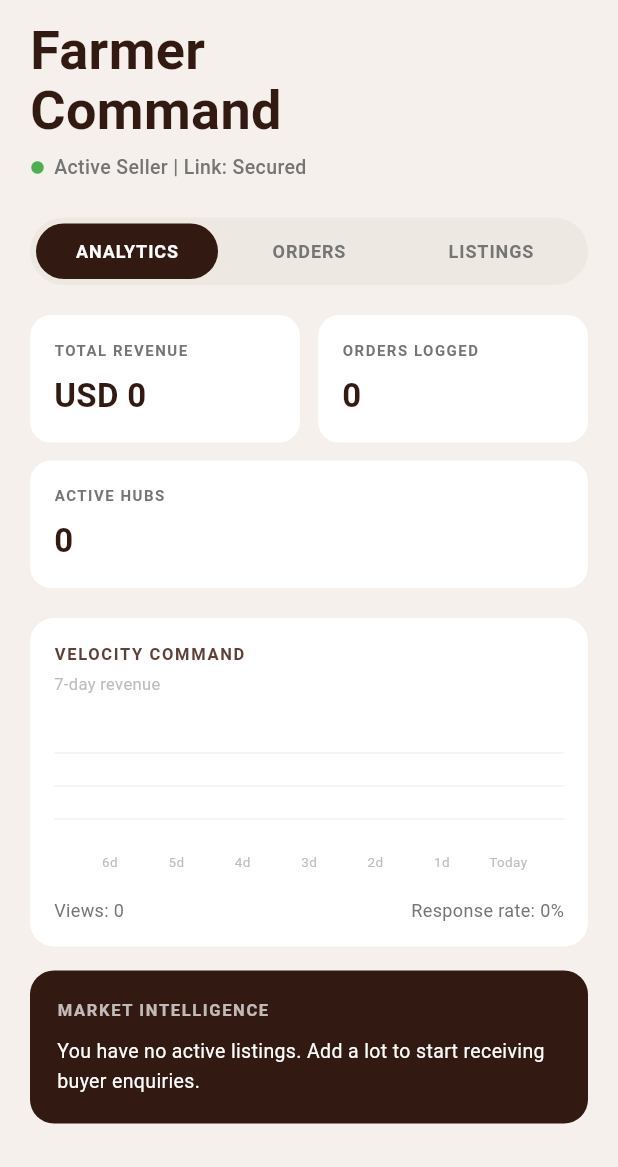
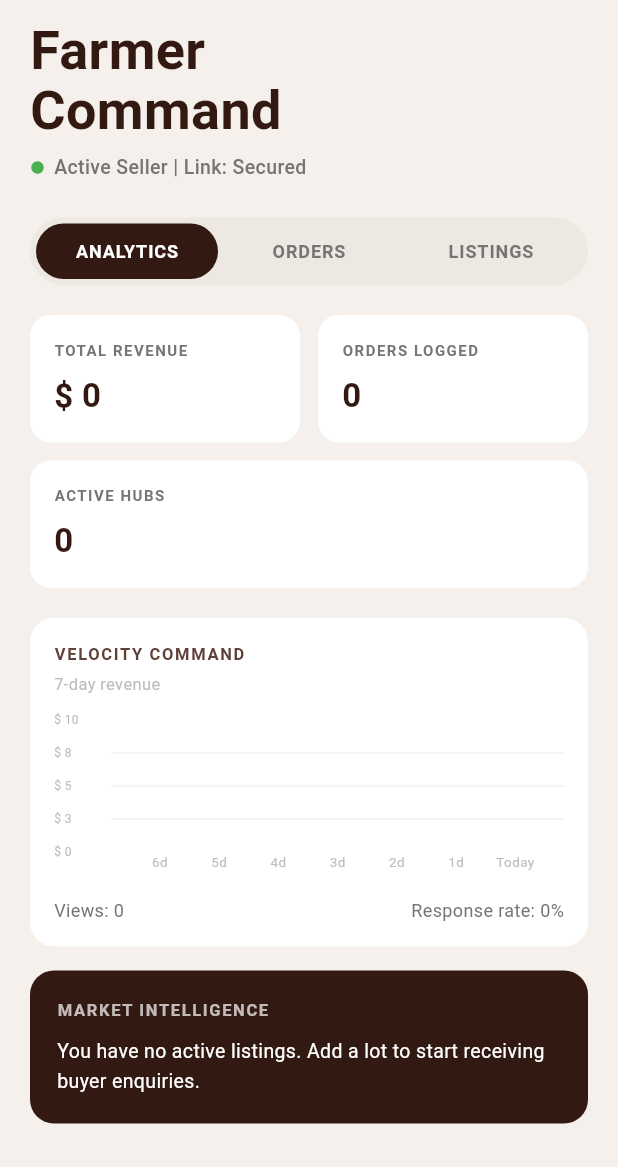
Before and after one commit to Elvis-Kayonga/Brewmaster_Group40, a Flutter app: the FarmerDashboardScreen screen opened by its route, on a phone screen of 412 x 824 dp, the part 69-1236 px from its top. Run offline on Flutter 3.47's test engine with Material 3 defaults, Android fonts, the phone set to English and light mode, and no system bars; drawn by our look-alikes of fl_chart; our stand-ins replace cloud_firestore, connectivity_plus, equatable, firebase_auth, firebase_core, firebase_messaging and 5 more; accounts and stored records are empty.

Commit message:
feat(payments,currency): add Flutterwave link flow and currency formatting

```diff
--- /dev/null
+++ b/lib/core/utils/currency_utils.dart
@@ -0,0 +1,45 @@
+import 'package:intl/intl.dart';
+
+class CurrencyUtils {
+  static String codeFromCountry(String? country) {
+    switch (country) {
+      case 'Kenya':
+        return 'KES';
+      case 'Rwanda':
+        return 'RWF';
+      case 'Uganda':
+        return 'UGX';
+      case 'Tanzania':
+        return 'TZS';
+      case 'Ethiopia':
+        return 'ETB';
+      case 'Burundi':
+        return 'BIF';
+      default:
+        return 'USD';
+    }
+  }
+
+  static String symbolFromCode(String code) {
+    switch (code.toUpperCase()) {
+      case 'KES':
+        return 'KSh';
+      case 'UGX':
+        return 'USh';
+      case 'TZS':
+        return 'TSh';
+      case 'RWF':
+        return 'RWF';
+      case 'USD':
+        return r'$';
+      default:
+        return code.toUpperCase();
+    }
+  }
+
+  static String format(double amount, String code) {
+    final normalizedCode = code.toUpperCase();
+    final formatted = NumberFormat('#,##0.00').format(amount);
+    return '${symbolFromCode(normalizedCode)} $formatted';
+  }
+}
--- a/lib/domain/repositories/payment_repository.dart
+++ b/lib/domain/repositories/payment_repository.dart
@@ -10,6 +10,7 @@ abstract class PaymentRepository {
     required String farmerId,
     required String listingId,
     required double amount,
+    String currency = 'USD',
     required PaymentMethod paymentMethod,
   });
 
--- a/lib/presentation/blocs/payment/payment_bloc.dart
+++ b/lib/presentation/blocs/payment/payment_bloc.dart
@@ -41,9 +41,11 @@ class PaymentBloc extends Bloc<PaymentEvent, PaymentState> {
         farmerId: event.farmerId,
         listingId: event.listingId,
         amount: event.amount,
+        currency: event.currency,
         paymentMethod: event.paymentMethod,
       );
-      emit(PaymentTransactionCreated(tx));
+      final processed = await _paymentRepository.processPayment(tx.id);
+      emit(PaymentProcessed(processed));
     } catch (e) {
       emit(PaymentFailure(e.toString()));
     }
--- a/lib/presentation/blocs/payment/payment_event.dart
+++ b/lib/presentation/blocs/payment/payment_event.dart
@@ -12,6 +12,7 @@ class PaymentInitiateRequested extends PaymentEvent {
   final String farmerId;
   final String listingId;
   final double amount;
+  final String currency;
   final PaymentMethod paymentMethod;
 
   const PaymentInitiateRequested({
@@ -19,12 +20,13 @@ class PaymentInitiateRequested extends PaymentEvent {
     required this.farmerId,
     required this.listingId,
     required this.amount,
+    this.currency = 'USD',
     required this.paymentMethod,
   });
 
   @override
   List<Object?> get props =>
-      [buyerId, farmerId, listingId, amount, paymentMethod];
+      [buyerId, farmerId, listingId, amount, currency, paymentMethod];
 }
 
 class PaymentProcessRequested extends PaymentEvent {
--- a/lib/presentation/screens/dashboard/farmer_dashboard_screen.dart
+++ b/lib/presentation/screens/dashboard/farmer_dashboard_screen.dart
@@ -2,6 +2,7 @@ import 'package:fl_chart/fl_chart.dart';
 import 'package:flutter/material.dart';
 import 'package:flutter_bloc/flutter_bloc.dart';
 
+import '../../../core/utils/currency_utils.dart';
 import '../../../config/theme.dart';
 import '../../../domain/models/coffee_listing.dart';
 import '../../../domain/models/enums.dart';
@@ -18,18 +19,6 @@ import '../../widgets/listing/listing_card.dart';
 import '../listings/listing_detail_screen.dart';
 import '../listings/listing_form_screen.dart';
 import '../payments/transaction_detail_screen.dart';
-
-String _currencySymbol(String? country) {
-  switch (country) {
-    case 'Kenya':     return 'KSh';
-    case 'Ethiopia':  return 'ETB';
-    case 'Uganda':    return 'USh';
-    case 'Tanzania':  return 'TSh';
-    case 'Rwanda':    return 'RWF';
-    case 'Burundi':   return 'BIF';
-    default:          return 'USD';
-  }
-}
 
 /// Dashboard screen for farmers — Farmer Command design.
 ///
@@ -268,10 +257,10 @@ class _AnalyticsTab extends StatelessWidget {
   @override
   Widget build(BuildContext context) {
     final authState = context.read<AuthBloc>().state;
-    final country = authState is AuthAuthenticated
-        ? authState.profile.country
-        : null;
-    final symbol = _currencySymbol(country);
+    final profile = authState is AuthAuthenticated ? authState.profile : null;
+    final symbol = CurrencyUtils.symbolFromCode(
+      CurrencyUtils.codeFromCountry(profile?.country),
+    );
 
     return Column(
       crossAxisAlignment: CrossAxisAlignment.start,
@@ -333,7 +322,10 @@ class _AnalyticsTab extends StatelessWidget {
               const SizedBox(height: 16),
               SizedBox(
                 height: 110,
-                child: _RevenueBarChart(dailyRevenue: dashboard.dailyRevenue),
+                child: _RevenueBarChart(
+                  dailyRevenue: dashboard.dailyRevenue,
+                  currencySymbol: symbol,
+                ),
               ),
               const SizedBox(height: 8),
               Row(
@@ -412,7 +404,22 @@ class _OrdersTabState extends State<_OrdersTab> {
 
   @override
   Widget build(BuildContext context) {
-    return BlocBuilder<PaymentBloc, PaymentState>(
+    return BlocListener<PaymentBloc, PaymentState>(
+      listener: (context, state) {
+        if (state is PaymentActionSuccess) {
+          ScaffoldMessenger.of(context).showSnackBar(
+            const SnackBar(
+              content: Text('Delivery confirmed successfully.'),
+              backgroundColor: AppTheme.successColor,
+            ),
+          );
+          context
+              .read<DashboardBloc>()
+              .add(FarmerDashboardLoadRequested(widget.userId));
+          context.read<PaymentBloc>().add(PaymentHistoryRequested(widget.userId));
+        }
+      },
+      child: BlocBuilder<PaymentBloc, PaymentState>(
         buildWhen: (_, curr) =>
             curr is PaymentInitial ||
             curr is PaymentLoading ||
@@ -449,8 +456,7 @@ class _OrdersTabState extends State<_OrdersTab> {
 
           return Column(
             children: transactions.map((t) {
-            final shortId =
-                'ORD-${t.id.substring(0, 6).toUpperCase()}';
+              final shortId = 'ORD-${t.id.substring(0, 6).toUpperCase()}';
               return GestureDetector(
                 onTap: () => Navigator.of(context).push(
                   MaterialPageRoute(
@@ -505,16 +511,38 @@ class _OrdersTabState extends State<_OrdersTab> {
                         ),
                       ),
                       Text(
-                      '\$${t.amount.toStringAsFixed(2)}',
+                        CurrencyUtils.format(t.amount, t.currency),
                         style: const TextStyle(
                           fontWeight: FontWeight.bold,
                           fontSize: 14,
                           color: AppTheme.primaryDark,
                         ),
                       ),
+                      if (t.status == TransactionStatus.fundsHeld) ...[
+                        const SizedBox(width: 8),
+                        ElevatedButton(
+                          onPressed: () => context
+                              .read<PaymentBloc>()
+                              .add(PaymentDeliveryConfirmed(t.id)),
+                          style: ElevatedButton.styleFrom(
+                            backgroundColor: AppTheme.primaryDark,
+                            padding: const EdgeInsets.symmetric(
+                              horizontal: 10,
+                              vertical: 8,
+                            ),
+                            minimumSize: Size.zero,
+                            tapTargetSize: MaterialTapTargetSize.shrinkWrap,
+                          ),
+                          child: const Text(
+                            'Confirm Delivery',
+                            style: TextStyle(fontSize: 11, color: Colors.white),
+                          ),
+                        ),
+                      ] else ...[
                         const SizedBox(width: 8),
                         const Icon(Icons.chevron_right,
                             color: AppTheme.textSecondary),
+                      ],
                     ],
                   ),
                 ),
@@ -522,6 +550,7 @@ class _OrdersTabState extends State<_OrdersTab> {
             }).toList(),
           );
         },
+      ),
     );
   }
 
@@ -801,9 +830,13 @@ class _MetricCard extends StatelessWidget {
 // ── Revenue bar chart ───────────────────────────────────────────────────────
 
 class _RevenueBarChart extends StatelessWidget {
-  const _RevenueBarChart({required this.dailyRevenue});
+  const _RevenueBarChart({
+    required this.dailyRevenue,
+    required this.currencySymbol,
+  });
 
   final List<double> dailyRevenue;
+  final String currencySymbol;
 
   @override
   Widget build(BuildContext context) {
@@ -825,8 +858,19 @@ class _RevenueBarChart extends StatelessWidget {
         ),
         borderData: FlBorderData(show: false),
         titlesData: FlTitlesData(
-          leftTitles: const AxisTitles(
-            sideTitles: SideTitles(showTitles: false),
+          leftTitles: AxisTitles(
+            sideTitles: SideTitles(
+              showTitles: true,
+              reservedSize: 38,
+              interval: effectiveMax / 4,
+              getTitlesWidget: (value, _) => Text(
+                '$currencySymbol ${value.toStringAsFixed(0)}',
+                style: const TextStyle(
+                  fontSize: 8,
+                  color: AppTheme.textHint,
+                ),
+              ),
+            ),
           ),
           rightTitles: const AxisTitles(
             sideTitles: SideTitles(showTitles: false),
--- a/lib/presentation/screens/payments/transaction_history_screen.dart
+++ b/lib/presentation/screens/payments/transaction_history_screen.dart
@@ -1,6 +1,7 @@
 import 'package:flutter/material.dart';
 import 'package:flutter_bloc/flutter_bloc.dart';
 import 'package:intl/intl.dart';
+import '../../../core/utils/currency_utils.dart';
 import '../../../config/theme.dart';
 import '../../../domain/models/escrow_transaction.dart' as models;
 import '../../widgets/common/profile_avatar_button.dart';
@@ -263,7 +264,7 @@ class _HeritageOrderCard extends StatelessWidget {
             ),
             const SizedBox(height: 4),
             Text(
-              'Batch · \$${transaction.amount.toStringAsFixed(2)}',
+              'Batch · ${CurrencyUtils.format(transaction.amount, transaction.currency)}',
               style: const TextStyle(fontSize: 13, color: Colors.white60),
             ),
             const SizedBox(height: 20),
--- a/lib/presentation/screens/saved_lots/saved_lots_screen.dart
+++ b/lib/presentation/screens/saved_lots/saved_lots_screen.dart
@@ -260,6 +260,7 @@ class _SavedLotTile extends StatelessWidget {
                                 buyerId: buyerId,
                                 amount:
                                     lot.pricePerKg * lot.availableQuantity,
+                                farmerCountry: lot.location,
                               ),
                             ),
                           );
--- a/lib/presentation/widgets/common/notification_bell_button.dart
+++ b/lib/presentation/widgets/common/notification_bell_button.dart
@@ -10,15 +10,8 @@ import '../../screens/notifications/notifications_screen.dart';
 class NotificationBellButton extends StatelessWidget {
   const NotificationBellButton({super.key});
 
-  @override
-  Widget build(BuildContext context) {
-    return BlocBuilder<NotificationBloc, NotificationState>(
-      builder: (context, state) {
-        final unread =
-            state is NotificationsLoaded ? state.unreadCount : 0;
-
-        return IconButton(
-          icon: Stack(
+  Widget _buildBellIcon(int unread) {
+    return Stack(
       clipBehavior: Clip.none,
       children: [
         const Icon(Icons.notifications_outlined,
@@ -33,8 +26,7 @@ class NotificationBellButton extends StatelessWidget {
                 color: Colors.red,
                 shape: BoxShape.circle,
               ),
-                    constraints:
-                        const BoxConstraints(minWidth: 16, minHeight: 16),
+              constraints: const BoxConstraints(minWidth: 16, minHeight: 16),
               child: Text(
                 unread > 99 ? '99+' : unread.toString(),
                 style: const TextStyle(
@@ -47,7 +39,30 @@ class NotificationBellButton extends StatelessWidget {
             ),
           ),
       ],
+    );
+  }
+
+  @override
+  Widget build(BuildContext context) {
+    final notificationBloc = context.read<NotificationBloc?>();
+    if (notificationBloc == null) {
+      return IconButton(
+        icon: _buildBellIcon(0),
+        onPressed: () => Navigator.of(context).push(
+          MaterialPageRoute(
+            builder: (_) => const NotificationsScreen(),
           ),
+        ),
+      );
+    }
+
+    return BlocBuilder<NotificationBloc, NotificationState>(
+      builder: (context, state) {
+        final unread =
+            state is NotificationsLoaded ? state.unreadCount : 0;
+
+        return IconButton(
+          icon: _buildBellIcon(unread),
           onPressed: () => Navigator.of(context).push(
             MaterialPageRoute(
               builder: (_) => const NotificationsScreen(),
--- a/lib/presentation/widgets/common/profile_avatar_button.dart
+++ b/lib/presentation/widgets/common/profile_avatar_button.dart
@@ -41,11 +41,12 @@ class ProfileAvatarButton extends StatelessWidget {
             final photoUrl = profile?.photoUrl;
 
             final isBuyer = profile?.role == UserRole.buyer;
+            final savedLotsBloc = context.read<SavedLotsBloc?>();
 
             return Row(
               mainAxisSize: MainAxisSize.min,
               children: [
-                if (isBuyer)
+                if (isBuyer && savedLotsBloc != null)
                   BlocBuilder<SavedLotsBloc, SavedLotsState>(
                     builder: (context, savedState) {
                       return IconButton(
--- a/pubspec.yaml
+++ b/pubspec.yaml
@@ -63,6 +63,7 @@ dependencies:
   provider: ^6.1.1
   shared_preferences: ^2.2.2
   fl_chart: ^1.2.0
+  url_launcher: ^6.3.0
 
 dev_dependencies:
   flutter_test:
```
Also changed, not shown: lib/data/repositories/firebase_payment_repository.dart (+20 -0 lines), lib/presentation/screens/payments/payment_screen.dart (+57 -64 lines), lib/presentation/screens/search/search_screen.dart (+10 -8 lines), pubspec.lock, 10 other files. Lines whose indentation alone changed are shown as unchanged.
